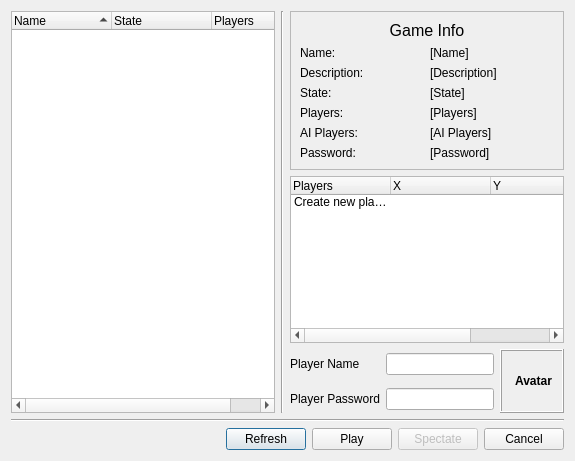
Pouf842/poufmate, file src/client/joingamedialog.ui: the form before one commit.
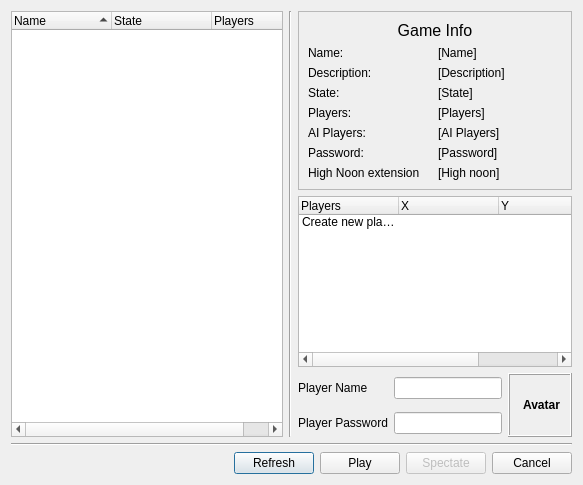
The form after the commit. Custom widgets are drawn as their Qt base class.

What changed in the file:
```diff
--- a/src/client/joingamedialog.ui
+++ b/src/client/joingamedialog.ui
@@ -6,8 +6,8 @@
    <rect>
     <x>0</x>
     <y>0</y>
-    <width>575</width>
-    <height>461</height>
+    <width>583</width>
+    <height>485</height>
    </rect>
   </property>
   <property name="sizePolicy">
@@ -190,6 +190,20 @@
             </property>
            </widget>
           </item>
+          <item row="7" column="0">
+           <widget class="QLabel" name="label">
+            <property name="text">
+             <string>High Noon extension</string>
+            </property>
+           </widget>
+          </item>
+          <item row="7" column="1">
+           <widget class="QLabel" name="labelHighNoon">
+            <property name="text">
+             <string>[High noon]</string>
+            </property>
+           </widget>
+          </item>
          </layout>
         </widget>
        </item>
```
